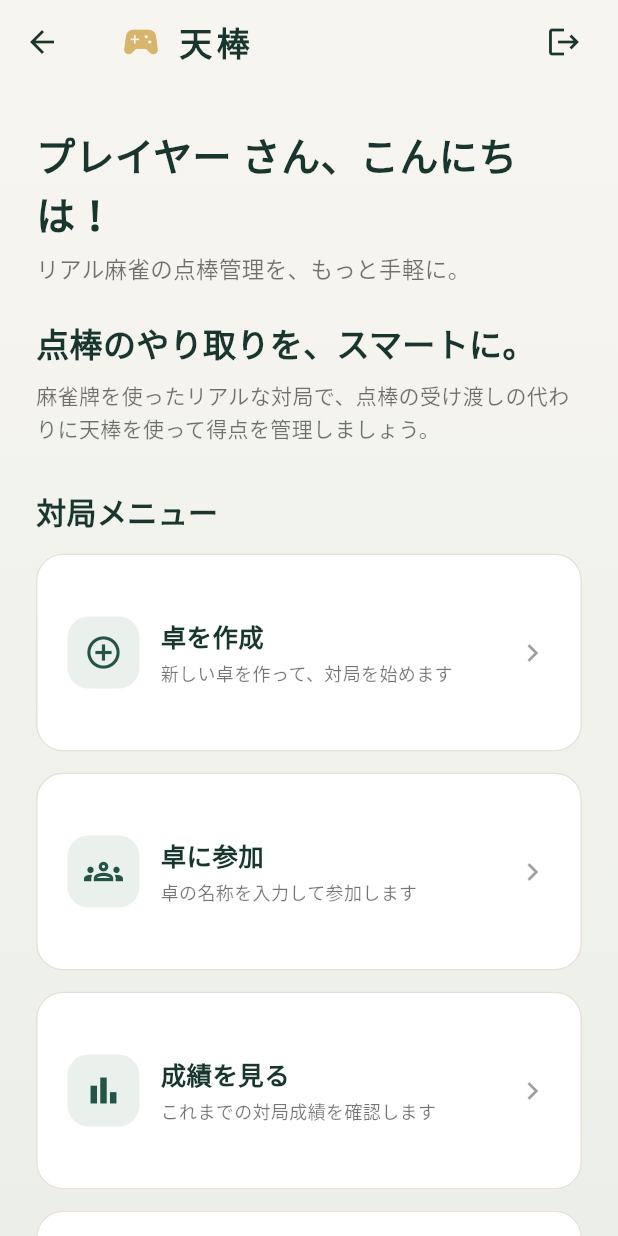
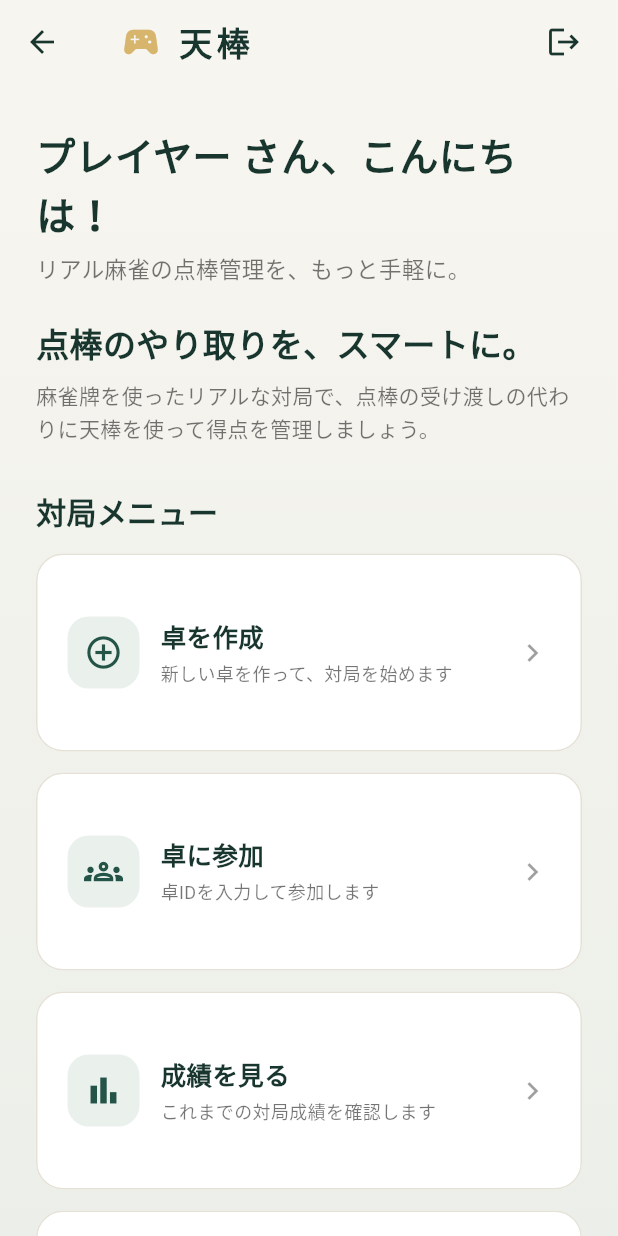
Before and after one commit to sabotage-cla6/tenbo-web, a Flutter app: the HomePage screen opened directly, on a phone screen of 412 x 824 dp. Run offline on Flutter 3.47's test engine with Material 3 defaults, Android fonts, the light colour scheme and no system bars; our stand-ins replace cloud_firestore, firebase_auth, firebase_core; accounts and stored records are empty.

Commit message:
Update home menu for table ID joining

```diff
--- a/lib/home_page.dart
+++ b/lib/home_page.dart
@@ -152,7 +152,7 @@ class HomePage extends StatelessWidget {
                               child: _MenuCard(
                                 icon: Icons.groups_outlined,
                                 title: '卓に参加',
-                                description: '卓の名称を入力して参加します',
+                                description: '卓IDを入力して参加します',
                                 onTap: () => Navigator.of(context).push(
                                   MaterialPageRoute<void>(
                                     builder: (_) => const JoinTablePage(),
```
